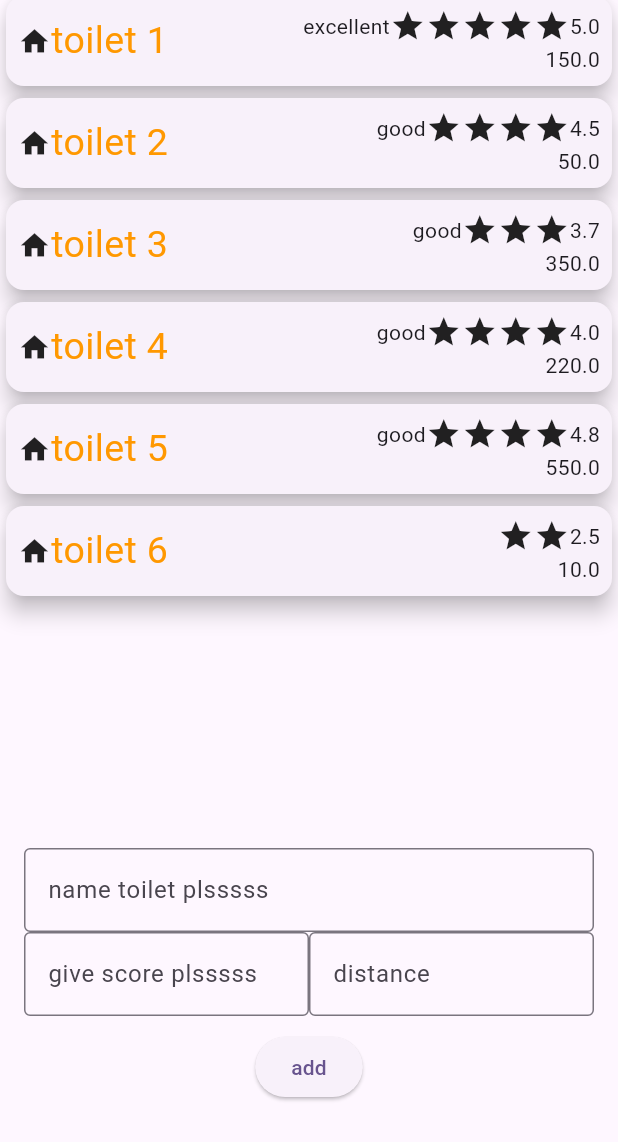
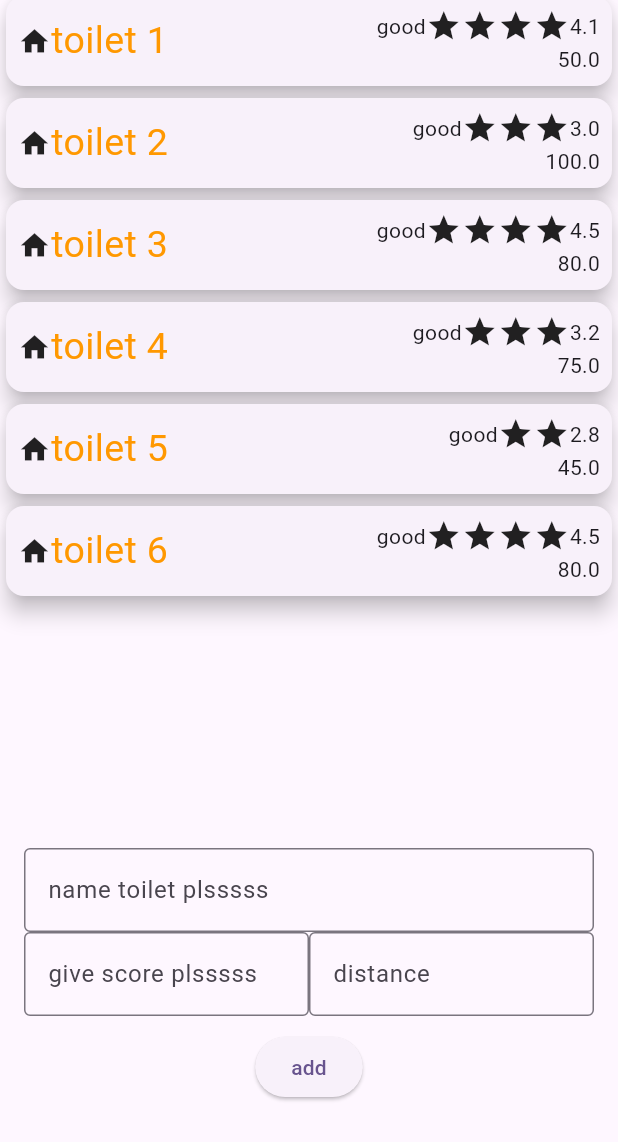
Before and after one commit to 630710757/public_toilets, a Flutter app: the screen it shows after launch, on a phone screen of 412 x 824 dp, the part 94-1236 px from its top. Run offline on Flutter 3.47's test engine with Material 2 defaults, Android fonts, the phone set to English and light mode, and no system bars; our stand-ins replace google_fonts; Roboto replaces fonts that are missing (Kanit).

Commit message:
intial commit

```diff
--- a/lib/models/toilet.dart
+++ b/lib/models/toilet.dart
@@ -8,4 +8,12 @@ class Toilet {
     required this.point,
     required this.distance,
   });
+
+  factory Toilet.fromJson(Map<String, dynamic> json) {
+    return Toilet(
+        name: json["name"],
+        point: json["rating"],
+        distance: json["distance"],
+    );
+  }
 }
--- a/lib/repositories/toilet_repository.dart
+++ b/lib/repositories/toilet_repository.dart
@@ -1,12 +1,19 @@
+import 'package:flutter/services.dart';
 import 'package:public_toilets/models/toilet.dart';
 
 class ToiletRepository{
-  static List<Toilet> toilets = [
-    Toilet(name: 'toilet 1', point: 5.0, distance: 150.0),
-    Toilet(name: 'toilet 2', point: 4.5, distance: 50.0),
-    Toilet(name: 'toilet 3', point: 3.7, distance: 350.0),
-    Toilet(name: 'toilet 4', point: 4.0, distance: 220.0),
-    Toilet(name: 'toilet 5', point: 4.8, distance: 550.0),
-    Toilet(name: 'toilet 6', point: 2.5, distance: 10.0),
-  ];
+  //static List<Toilet> toilets = [
+    //Toilet(name: 'toilet 1', point: 5.0, distance: 150.0),
+    //Toilet(name: 'toilet 2', point: 4.5, distance: 50.0),
+    //Toilet(name: 'toilet 3', point: 3.7, distance: 350.0),
+    //Toilet(name: 'toilet 4', point: 4.0, distance: 220.0),
+    //Toilet(name: 'toilet 5', point: 4.8, distance: 550.0),
+    //Toilet(name: 'toilet 6', point: 2.5, distance: 10.0),
+  //];
+  static List<Toilet> toilets = [];
+  static Future<String> readJsonData(String path) async {
+    //var x = func1();
+    // read json file
+    return await rootBundle.loadString(path);
+  }
 }
--- a/lib/screen/home/home_page.dart
+++ b/lib/screen/home/home_page.dart
@@ -1,6 +1,8 @@
 // ignore_for_file: prefer_const_constructors, prefer_const_literals_to_create_immutables
 
 //import 'dart:ffi';
+
+import 'dart:convert';
 
 import 'package:flutter/material.dart';
 import 'package:google_fonts/google_fonts.dart';
@@ -17,9 +19,25 @@ class HomePage extends StatefulWidget {
 
 class _HomePageState extends State<HomePage> {
   final _toiletNameController = TextEditingController();
-  final _toiletPointController = TextEditingController;
-  final _toiletDistanceController = TextEditingController();
   //name,point,distance
+
+  @override
+  void initState() {
+    super.initState();
+    var data = ToiletRepository.readJsonData('assets/data/toilets.json');
+      data.then(getResult);
+  }
+
+  getResult(String result){
+    debugPrint(result);
+    List list = jsonDecode(result);
+    List<Toilet> toiletList = list.map((item) => Toilet.fromJson(item)).toList();
+
+    setState(() {
+      ToiletRepository.toilets = toiletList;
+    });
+
+  }
 
   @override
   Widget build(BuildContext context) {
@@ -75,7 +93,7 @@ class _HomePageState extends State<HomePage> {
                     ),
                     Expanded(
                       child: TextField(
-                        controller: _toiletDistanceController,
+                        //controller: _toiletDistanceController,
                         decoration: InputDecoration(
                           hintText: 'distance',
                           border: OutlineInputBorder(
@@ -95,8 +113,6 @@ class _HomePageState extends State<HomePage> {
                     onPressed: () {
                       _toiletNameController.text;
                       var toiletName = _toiletNameController.text;
-                      //_toiletPointController.selection.hashCode;
-                      //var toiletPoint = _toiletPointController.hashCode;
                       //homework!!!!!
                       var toilet =
                           Toilet(name: toiletName, point: 3.0, distance: 530.6);
--- a/pubspec.yaml
+++ b/pubspec.yaml
@@ -60,7 +60,8 @@ flutter:
   uses-material-design: true
 
   # To add assets to your application, add an assets section, like this:
-  # assets:
+  assets:
+      - assets/data/
   #   - images/a_dot_burr.jpeg
   #   - images/a_dot_ham.jpeg
 
```
Also changed, not shown: assets/data/toilets.json (added, +32 -0 lines).
